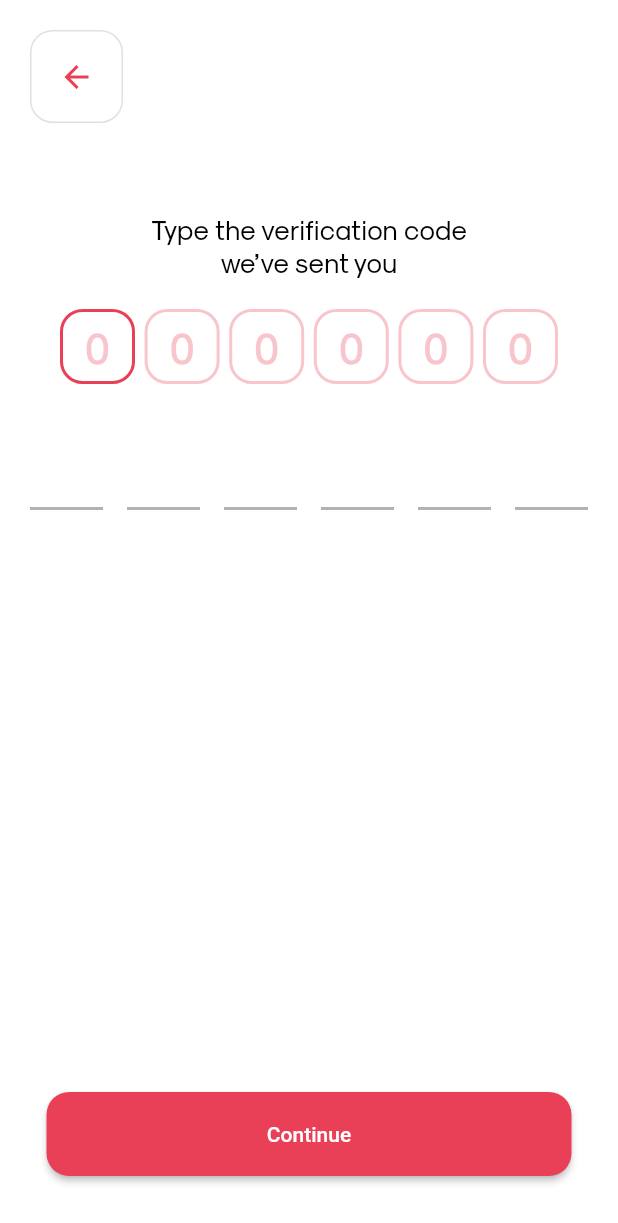
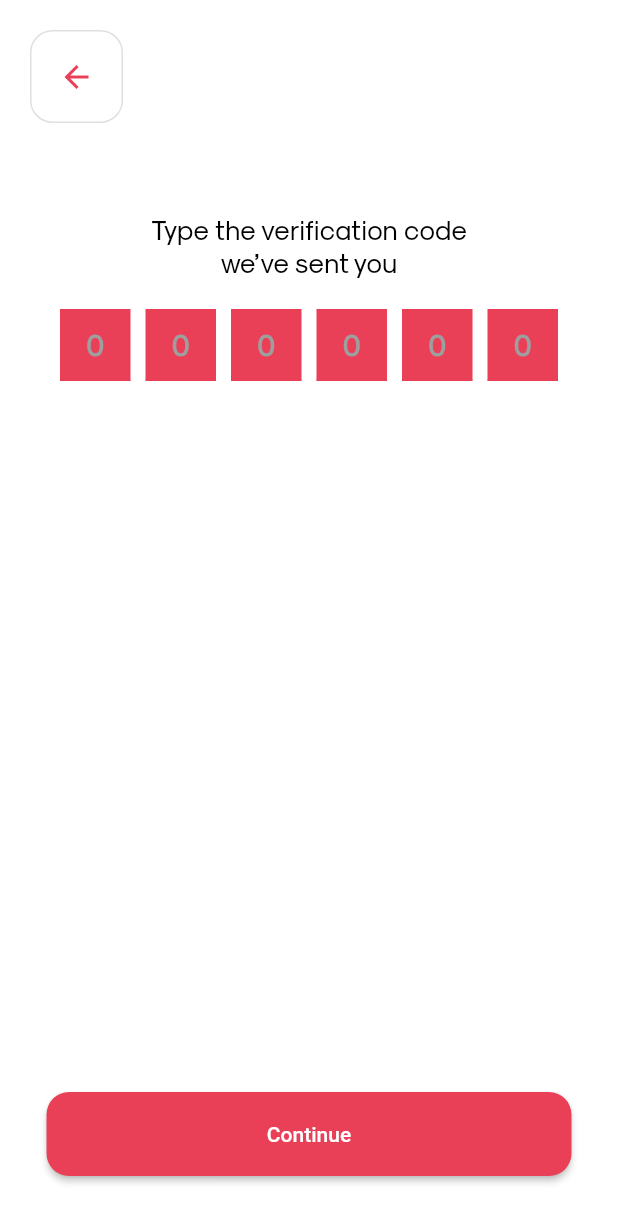
Before and after one commit to premkhandelwal/datingApp, a Flutter app: the OTPVerificationPage screen opened directly with empty values, on a phone screen of 412 x 824 dp. Shown: the top 1223 px of the screen. Run offline on Flutter 3.47's test engine with Material 2 defaults, Android fonts, the phone set to English and light mode, and no system bars; drawn by our look-alikes of pin_code_fields, sms_autofill; our stand-ins replace bloc, carousel_slider, cloud_firestore, email_validator, firebase_auth, firebase_core and 4 more; missing offline and left inert: country_pickers; accounts and stored records are empty.

Commit message:
full screen image done otp screen changed

```diff
--- a/lib/main.dart
+++ b/lib/main.dart
@@ -5,7 +5,6 @@
 import 'package:dating_app/logic/repositories/firebaseAuthRepo.dart';
 import 'package:dating_app/logic/repositories/profileDetailsRepo.dart';
 import 'package:dating_app/logic/repositories/userActivityRepo.dart';
-import 'package:dating_app/screens/auth/choose_sign_in_sign_up_page.dart';
 import 'package:dating_app/screens/home_page/home_page.dart';
 import 'package:firebase_core/firebase_core.dart';
 import 'package:flutter/material.dart';
@@ -70,9 +69,7 @@
         ),
         // home: ChooseSignInSignUpPage(),
         home: HomePage(),
-        // home: MatchesScreen(),
       ),
-      // home: DiscoverScreen(),
     );
   }
 }
--- a/lib/screens/auth/sign_in_sign_up_screens/sign_up_screens/phone_number_screen/otp_verification_screen.dart
+++ b/lib/screens/auth/sign_in_sign_up_screens/sign_up_screens/phone_number_screen/otp_verification_screen.dart
@@ -8,14 +8,13 @@
 import 'package:dating_app/widgets/topbar_signup_signin.dart';
 import 'package:flutter/material.dart';
 import 'package:flutter_bloc/flutter_bloc.dart';
-import 'package:pin_code_fields/pin_code_fields.dart';
 import 'package:sms_autofill/sms_autofill.dart';
 
 class OTPVerificationPage extends StatefulWidget {
   final String authSide;
   final String verificationId;
-  final bool
-      issignUpWithEmail; // This variable will be true when user has signed with email and password and we want him to add his phone number as well as the secondary login
+  final bool issignUpWithEmail;
+  // This variable will be true when user has signed with email and password and we want him to add his phone number as well as the secondary login
 
   OTPVerificationPage(
       {Key? key,
@@ -72,51 +71,59 @@
                       ],
                     ),
                   ),
-                  Padding(
+                  // Padding(
+                  //   padding: const EdgeInsets.symmetric(
+                  //       horizontal: 20.0, vertical: 20),
+                  //   child: PinCodeTextField(
+                  //       validator: (val) {
+                  //         if (val == null) {
+                  //           return "Otp cannot be empty";
+                  //         } else if (val.length != 6) {
+                  //           return 'Otp must be of 6 digit';
+                  //         }
+                  //       },
+                  //       controller: otpController,
+                  //       hintStyle: TextStyle(color: AppColor.withOpacity(0.3)),
+                  //       textStyle: TextStyle(color: Colors.white),
+                  //       autoFocus: true,
+                  //       pinTheme: PinTheme(
+                  //         shape: PinCodeFieldShape.box,
+                  //         borderRadius: BorderRadius.circular(15),
+                  //         fieldHeight: 50,
+                  //         fieldWidth: 50,
+                  //         activeColor: Colors.pink,
+                  //         activeFillColor: AppColor,
+                  //         inactiveFillColor: Colors.grey.withOpacity(0),
+                  //         selectedFillColor: AppColor.withOpacity(0),
+                  //         inactiveColor: AppColor.withOpacity(0.3),
+                  //         selectedColor: AppColor,
+                  //       ),
+                  //       cursorColor: AppColor,
+                  //       appContext: context,
+                  //       length: 6,
+                  //       enableActiveFill: true,
+                  //       keyboardType: TextInputType.number,
+                  //       hintCharacter: '0',
+                  //       useHapticFeedback: true,
+                  //       onChanged: (value) {
+                  //         print(value);
+                  //       }),
+                  // ),
+                  Container(
                     padding: const EdgeInsets.symmetric(
                         horizontal: 20.0, vertical: 20),
-                    child: PinCodeTextField(
-                        validator: (val) {
-                          if (val == null) {
-                            return "Otp cannot be empty";
-                          } else if (val.length != 6) {
-                            return 'Otp must be of 6 digit';
-                          }
-                        },
+                    child: PinFieldAutoFill(
                       controller: otpController,
-                        hintStyle: TextStyle(color: AppColor.withOpacity(0.3)),
-                        textStyle: TextStyle(color: Colors.white),
                       autoFocus: true,
-                        pinTheme: PinTheme(
-                          shape: PinCodeFieldShape.box,
-                          borderRadius: BorderRadius.circular(15),
-                          fieldHeight: 50,
-                          fieldWidth: 50,
-                          activeColor: Colors.pink,
-                          activeFillColor: AppColor,
-                          inactiveFillColor: Colors.grey.withOpacity(0),
-                          selectedFillColor: AppColor.withOpacity(0),
-                          inactiveColor: AppColor.withOpacity(0.3),
-                          selectedColor: AppColor,
-                        ),
-                        cursorColor: AppColor,
-                        appContext: context,
-                        length: 6,
-                        enableActiveFill: true,
-                        keyboardType: TextInputType.number,
-                        hintCharacter: '0',
-                        useHapticFeedback: true,
-                        onChanged: (value) {
-                          print(value);
-                        }),
-                  ),
-                  Container(
-                child:  PinFieldAutoFill(
-                        controller: otpController,
-
                       decoration: UnderlineDecoration(
-                    textStyle: TextStyle(fontSize: 20, color: Colors.black),
-                    colorBuilder: FixedColorBuilder(Colors.black.withOpacity(0.3)),
+                        hintText: '000000',
+                        lineHeight: 1,
+                        hintTextStyle:
+                            TextStyle(fontSize: 20, color: Colors.grey),
+                        bgColorBuilder: FixedColorBuilder(AppColor),
+                        textStyle: TextStyle(fontSize: 20, color: Colors.white),
+                        gapSpace: 10,
+                        colorBuilder: FixedColorBuilder(AppColor),
                       ),
                       codeLength: 6,
                       // controller: otpController,
```
Also changed, not shown: lib/screens/auth/sign_in_sign_up_screens/sign_up_screens/email_pasword_screen/email_password_screen.dart (+29 -9 lines), lib/screens/home_page/discover_screen.dart (+36 -26 lines), lib/screens/home_page/full_screen_image.dart (added, +127 -0 lines), lib/screens/home_page/swipeable_card_full_screen.dart (+20 -3 lines). Lines whose indentation alone changed are shown as unchanged.
